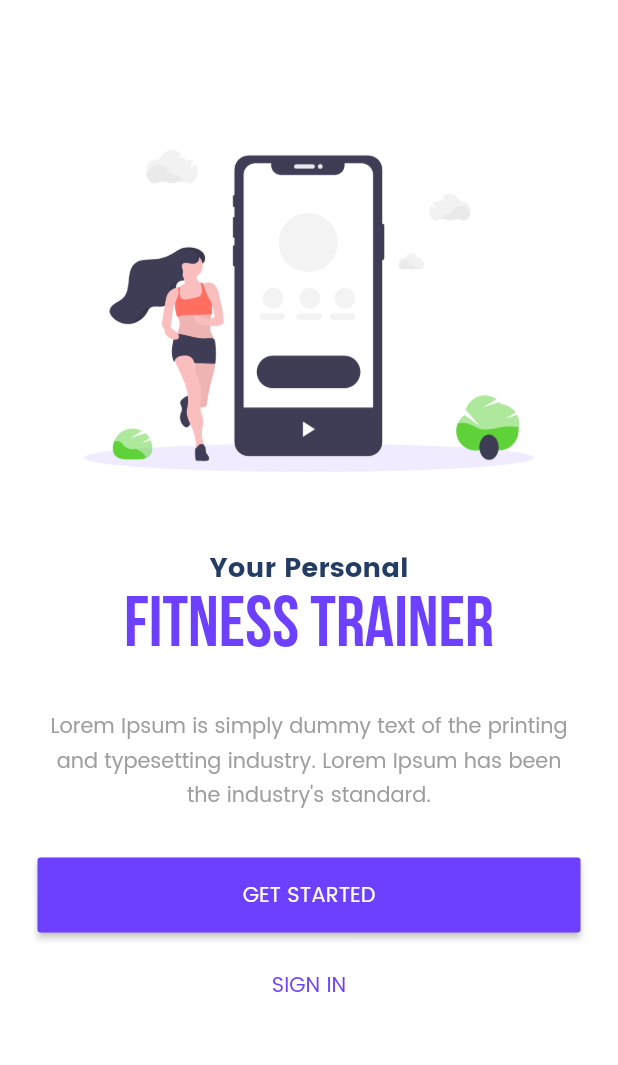
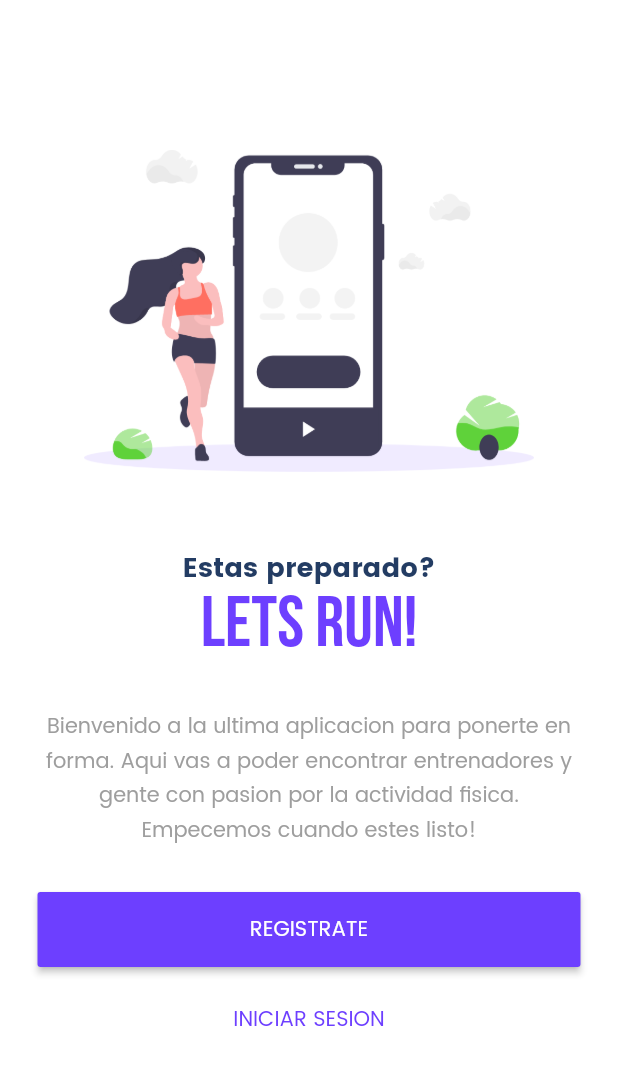
Before and after one commit to CarlosAndresTambascia/letsrun, a Flutter app: the screen it shows after launch, on a phone screen of 412 x 824 dp. Shown: the top 1065 px of the screen. Run offline on Flutter 3.47's test engine with Material 2 defaults, Android fonts, the light colour scheme and no system bars.

Commit message:
Small refactor.

```diff
--- a/lib/main.dart
+++ b/lib/main.dart
@@ -1,5 +1,5 @@
 import 'package:flutter/material.dart';
-import 'package:letsrun/pages/welcome.dart';
+import 'package:letsrun/pages/welcome_screen.dart';
 
 void main() => runApp(MyApp());
 
@@ -15,7 +15,13 @@ class MyApp extends StatelessWidget {
         accentColor: Color(0XFF233C63),
         fontFamily: 'Poppins',
       ),
-      home: Welcome(),
+      initialRoute: WelcomeScreen.id,
+      routes: {
+        WelcomeScreen.id: (context) => WelcomeScreen(),
+        //LoginScreen.id: (context) => LoginScreen(),
+        //RegistrationScreen.id: (context) => RegistrationScreen(),
+        //ChatScreen.id: (context) => ChatScreen(),
+      },
     );
   }
 }
--- a/lib/pages/welcome.dart
+++ b/lib/pages/welcome_screen.dart
@@ -1,11 +1,12 @@
 import 'package:flutter/material.dart';
 
-class Welcome extends StatefulWidget {
+class WelcomeScreen extends StatefulWidget {
+  static String id = 'welcome_screen';
   @override
-  _WelcomeState createState() => _WelcomeState();
+  _WelcomeScreenState createState() => _WelcomeScreenState();
 }
 
-class _WelcomeState extends State<Welcome> {
+class _WelcomeScreenState extends State<WelcomeScreen> {
   @override
   Widget build(BuildContext context) {
     return Scaffold(
@@ -24,7 +25,7 @@ class _WelcomeState extends State<Welcome> {
                   padding: EdgeInsets.only(top: 50),
                 ),
                 Text(
-                  'Your Personal',
+                  'Estas preparado?',
                   style: TextStyle(
                     color: Theme.of(context).accentColor,
                     fontSize: 18,
@@ -32,7 +33,7 @@ class _WelcomeState extends State<Welcome> {
                   ),
                 ),
                 Text(
-                  'Fitness Trainer'.toUpperCase(),
+                  'Lets run!'.toUpperCase(),
                   style: TextStyle(
                     fontSize: 48,
                     color: Theme.of(context).primaryColor,
@@ -44,7 +45,7 @@ class _WelcomeState extends State<Welcome> {
                   padding: EdgeInsets.only(top: 30),
                 ),
                 Text(
-                  'Lorem Ipsum is simply dummy text of the printing and typesetting industry. Lorem Ipsum has been the industry\'s standard.',
+                  'Bienvenido a la ultima aplicacion para ponerte en forma. Aqui vas a poder encontrar entrenadores y gente con pasion por la actividad fisica. Empecemos cuando estes listo!',
                   style: TextStyle(
                     color: Colors.grey,
                   ),
@@ -63,7 +64,7 @@ class _WelcomeState extends State<Welcome> {
                   minWidth: double.infinity,
                   height: 50,
                   child: Text(
-                    'Get Started'.toUpperCase(),
+                    'Registrate'.toUpperCase(),
                   ),
                   color: Theme.of(context).primaryColor,
                   textColor: Colors.white,
@@ -77,7 +78,7 @@ class _WelcomeState extends State<Welcome> {
                   height: 50,
                   textColor: Theme.of(context).primaryColor,
                   child: Text(
-                    'Sign In'.toUpperCase(),
+                    'Iniciar sesion'.toUpperCase(),
                   ),
                 ),
               ],
```
Also changed, not shown: lib/pages/login_screen.dart (added), lib/pages/registration_screen.dart (added).
